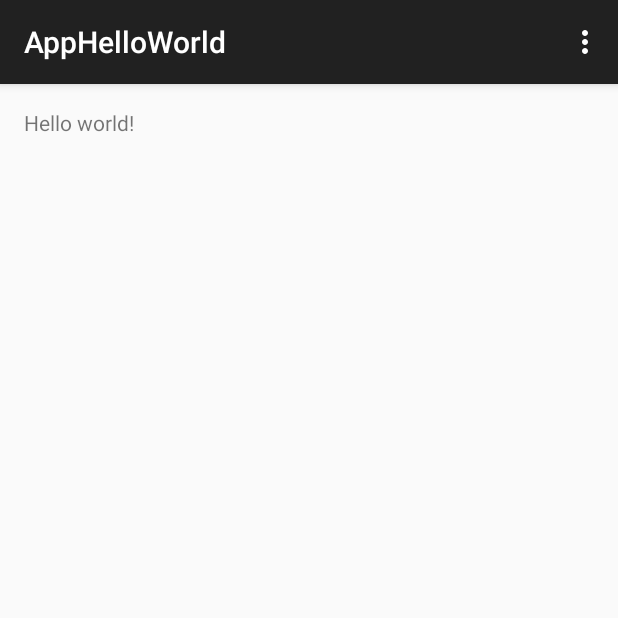
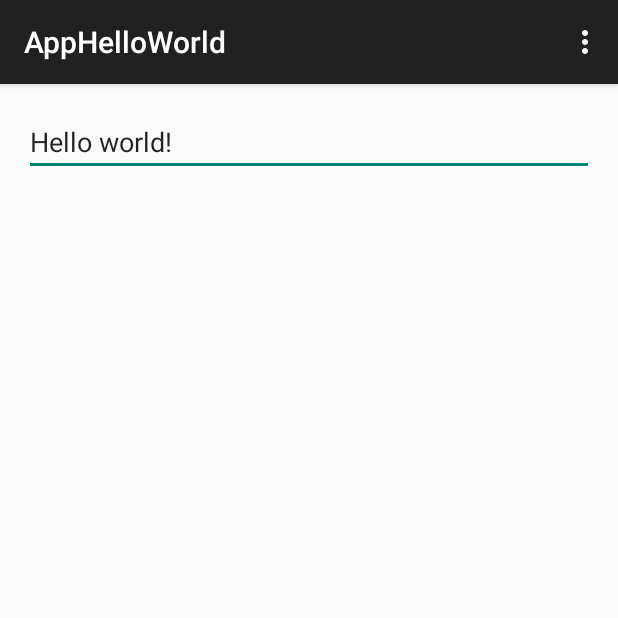
Before and after one commit to cobymotion/AppHelloWorld, an Android app: the screen it shows after launch (MainActivity), on a phone screen of 412 x 824 dp, the top half of it. Run offline under Robolectric (Android 15) with nearby library versions, the phone set to English and light mode, and no system bars.

Commit message:
Inicial Commit

```diff
--- a/app/src/main/res/layout/activity_main.xml
+++ b/app/src/main/res/layout/activity_main.xml
@@ -5,7 +5,14 @@
     android:paddingTop="@dimen/activity_vertical_margin"
     android:paddingBottom="@dimen/activity_vertical_margin" tools:context=".MainActivity">
 
-    <TextView android:text="@string/hello_world" android:layout_width="wrap_content"
+    <EditText android:text="@string/hello_world"
+        android:layout_width="match_parent"
         android:layout_height="wrap_content" />
 
+    <TableLayout
+        android:layout_width="match_parent"
+        android:layout_height="match_parent">
+
+        </TableLayout>
+
 </RelativeLayout>
```
